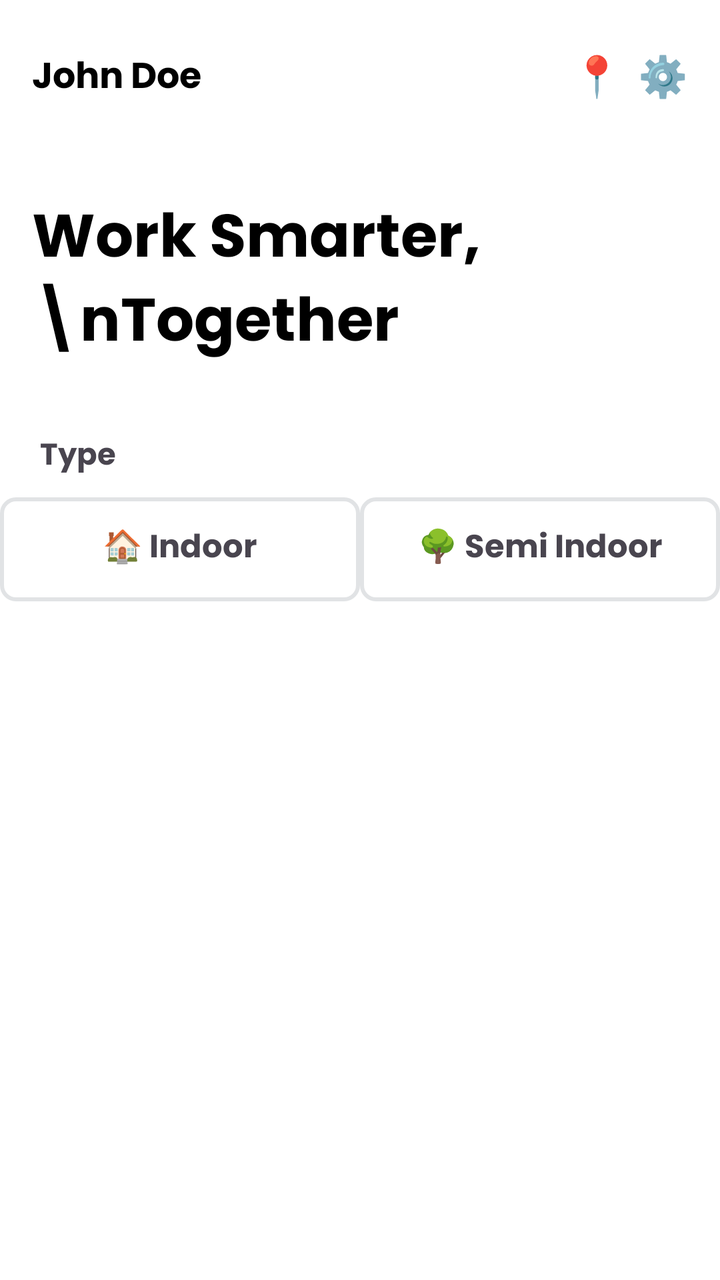
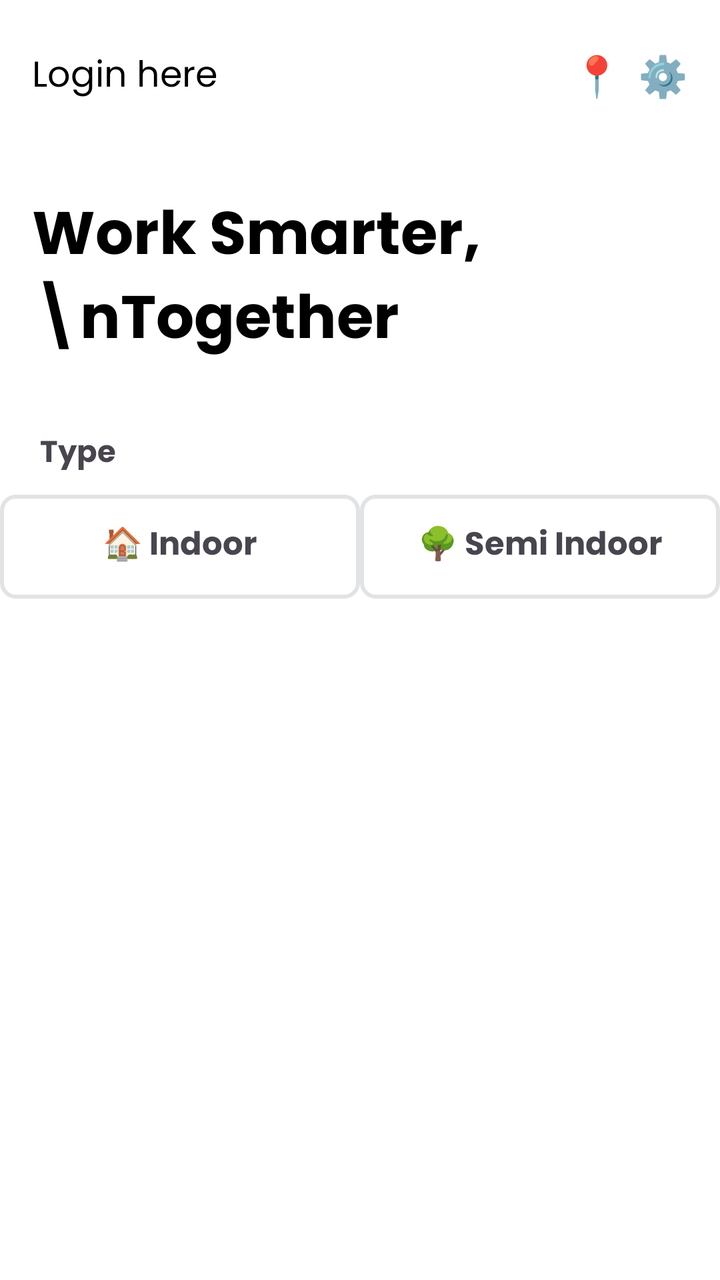

Screens rendered from an Android XML layout before and after an edit, with the pre-edit source and the edit as a unified diff.
<!-- AndroidManifest.xml: application theme Theme.HubsyTesting -->
<!-- res/layout/activity_main.xml -->
<?xml version="1.0" encoding="utf-8"?>
<androidx.constraintlayout.widget.ConstraintLayout
    xmlns:android="http://schemas.android.com/apk/res/android"
    xmlns:app="http://schemas.android.com/apk/res-auto"
    xmlns:tools="http://schemas.android.com/tools"
    android:layout_width="match_parent"
    android:layout_height="match_parent"
    android:background="@color/white"
    tools:context=".MainActivity">

    
    <TextView
        android:id="@+id/userName"
        android:layout_width="wrap_content"
        android:layout_height="wrap_content"
        android:text="John Doe"
        android:textSize="18sp"
        android:textStyle="bold"
        android:textColor="@android:color/black"
        app:layout_constraintStart_toStartOf="parent"
        app:layout_constraintTop_toTopOf="parent"
        android:layout_marginStart="16dp"
        android:layout_marginTop="24dp"/>

    <TextView
        android:id="@+id/locationIcon"
        android:layout_width="wrap_content"
        android:layout_height="wrap_content"
        android:text="📍"
        android:textSize="20sp"
        app:layout_constraintTop_toTopOf="@id/userName"
        app:layout_constraintEnd_toStartOf="@id/menuIcon"
        android:layout_marginEnd="8dp"/>

    <TextView
        android:id="@+id/menuIcon"
        android:layout_width="wrap_content"
        android:layout_height="wrap_content"
        android:text="⚙️"
        android:textSize="20sp"
        app:layout_constraintTop_toTopOf="@id/userName"
        app:layout_constraintEnd_toEndOf="parent"
        android:layout_marginEnd="16dp"/>

    
    <TextView
        android:id="@+id/title"
        android:layout_width="wrap_content"
        android:layout_height="wrap_content"
        android:text="Work Smarter,\nTogether"
        android:textSize="30sp"
        android:textColor="@android:color/black"
        android:textStyle="bold"
        app:layout_constraintStart_toStartOf="parent"
        app:layout_constraintTop_toBottomOf="@id/userName"
        android:layout_marginStart="16dp"
        android:layout_marginTop="40dp"/>

    <TextView
        android:layout_width="wrap_content"
        android:layout_height="wrap_content"
        android:text="Type"
        app:layout_constraintTop_toBottomOf="@id/title"
        app:layout_constraintBottom_toTopOf="@id/filterContainer"
        android:layout_marginTop="20dp"
        android:textSize="15dp"
        android:padding="20dp"
        android:textStyle="bold"/>

    <LinearLayout
        android:id="@+id/filterContainer"
        android:layout_width="match_parent"
        android:layout_height="wrap_content"
        android:orientation="horizontal"
        android:gravity="center"
        android:layout_marginTop="60dp"
        app:layout_constraintTop_toBottomOf="@id/title"
        app:layout_constraintStart_toStartOf="parent"
        app:layout_constraintEnd_toEndOf="parent">

        <TextView
            android:id="@+id/btnIndoor"
            android:layout_width="0dp"
            android:layout_height="wrap_content"
            android:layout_weight="1"
            android:gravity="center"
            android:text="🏠 Indoor"
            android:textSize="16sp"
            android:textStyle="bold"
            android:padding="12dp"
            android:background="@drawable/border_textview"/>

        <TextView
            android:id="@+id/btnSemiIndoor"
            android:layout_width="0dp"
            android:layout_height="wrap_content"
            android:layout_weight="1"
            android:gravity="center"
            android:text="🌳 Semi Indoor"
            android:textSize="16sp"
            android:textStyle="bold"
            android:padding="12dp"
            android:background="@drawable/border_textview"/>
    </LinearLayout>

    
    <androidx.recyclerview.widget.RecyclerView
        android:id="@+id/recyclerView"
        android:layout_width="match_parent"
        android:layout_height="0dp"
        app:layout_constraintTop_toBottomOf="@+id/filterContainer"
        app:layout_constraintBottom_toBottomOf="parent"
        app:layout_constraintStart_toStartOf="parent"
        app:layout_constraintEnd_toEndOf="parent"
        android:padding="8dp"
        android:clipToPadding="false"/>

</androidx.constraintlayout.widget.ConstraintLayout>
<!-- resources referenced by this layout -->
<resources>
  <color name="white">#FFFFFFFF</color>
  <!-- drawable border_textview (drawable) -->
  <?xml version="1.0" encoding="utf-8"?>
  <shape xmlns:android="http://schemas.android.com/apk/res/android"
      android:shape="rectangle">
  
      <solid android:color="@android:color/transparent"/> 
      <stroke android:width="2dp" android:color="@color/material_dynamic_neutral90"/> 
      <corners android:radius="7dp"/> 
      <padding android:left="4dp" android:top="4dp" android:right="4dp" android:bottom="4dp"/>
  </shape>
  <style name="Theme.HubsyTesting" parent="Base.Theme.HubsyTesting" />
  <style name="Base.Theme.HubsyTesting" parent="Theme.Material3.Light.NoActionBar">
          
          <item name="colorPrimary">@color/black</item>
          <item name="colorPrimaryVariant">@color/black</item>
          <item name="colorOnPrimary">@color/white</item>
  
          
          <item name="colorSecondary">@color/black</item>
          <item name="colorSecondaryVariant">@color/black</item>
          <item name="colorOnSecondary">@color/white</item>
  
          
          <item name="android:colorBackground">@color/white</item>
          <item name="colorSurface">@color/white</item>
          <item name="colorOnSurface">@color/black</item>
          <item name="android:fontFamily">@font/custom_font</item>
  
          
          <item name="android:forceDarkAllowed">false</item>
      </style>
  <color name="black">#1A1A1A</color>
</resources>

<!-- the commit's change to res/layout/activity_main.xml (unified diff, before → after) -->
@@ -13,9 +13,8 @@
         android:id="@+id/userName"
         android:layout_width="wrap_content"
         android:layout_height="wrap_content"
-        android:text="John Doe"
+        android:text="Login here"
         android:textSize="18sp"
-        android:textStyle="bold"
         android:textColor="@android:color/black"
         app:layout_constraintStart_toStartOf="parent"
         app:layout_constraintTop_toTopOf="parent"
